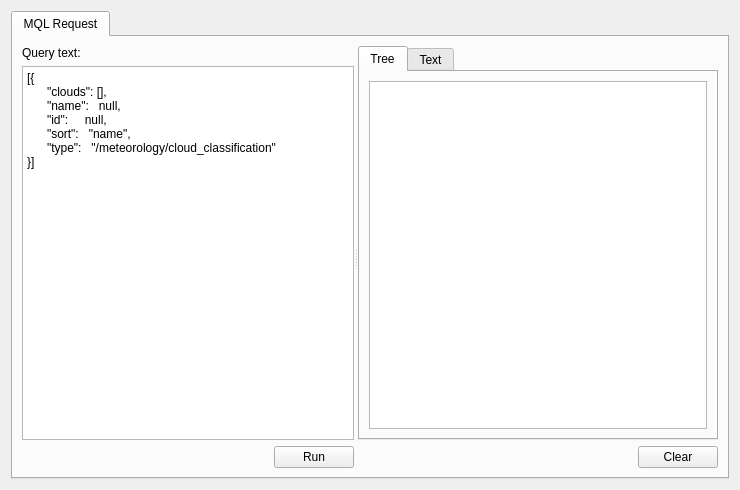
Qt form form.ui (tranter/qt-google-freebase) before a commit.
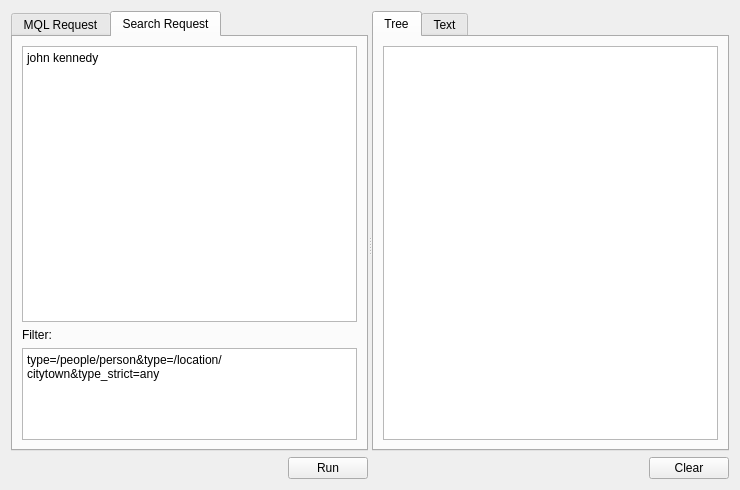
The same form after that commit. The open tabs and pages were chosen to show the change.

Commit message: Implement Search API request

```diff
--- a/form.ui
+++ b/form.ui
@@ -13,25 +13,25 @@
   <property name="windowTitle">
    <string>Form</string>
   </property>
-  <layout class="QHBoxLayout" name="horizontalLayout_3">
+  <layout class="QVBoxLayout" name="verticalLayout_10">
    <item>
-    <widget class="QTabWidget" name="tabWidget">
+    <widget class="QSplitter" name="splitter">
+     <property name="orientation">
+      <enum>Qt::Horizontal</enum>
+     </property>
+     <widget class="QWidget" name="layoutWidget">
+      <layout class="QVBoxLayout" name="verticalLayout_9">
+       <item>
+        <widget class="QTabWidget" name="tabQuery">
      <property name="currentIndex">
-      <number>0</number>
-     </property>
-     <widget class="QWidget" name="tabMain">
+          <number>1</number>
+         </property>
+         <widget class="QWidget" name="tabMql">
       <attribute name="title">
        <string>MQL Request</string>
       </attribute>
       <layout class="QVBoxLayout" name="verticalLayout_7">
        <item>
-        <widget class="QSplitter" name="splitter">
-         <property name="orientation">
-          <enum>Qt::Horizontal</enum>
-         </property>
-         <widget class="QWidget" name="layoutWidget">
-          <layout class="QVBoxLayout" name="verticalLayout_2">
-           <item>
             <widget class="QLabel" name="labelSearch">
              <property name="text">
               <string>Query text:</string>
@@ -39,7 +39,7 @@
             </widget>
            </item>
            <item>
-            <widget class="QPlainTextEdit" name="editQuery">
+            <widget class="QPlainTextEdit" name="editMqlQuery">
              <property name="lineWrapMode">
               <enum>QPlainTextEdit::NoWrap</enum>
              </property>
@@ -57,6 +57,42 @@
              </property>
             </widget>
            </item>
+          </layout>
+         </widget>
+         <widget class="QWidget" name="tabSearch">
+          <attribute name="title">
+           <string>Search Request</string>
+          </attribute>
+          <layout class="QVBoxLayout" name="verticalLayout_2">
+           <item>
+            <layout class="QVBoxLayout" name="verticalLayout_8" stretch="3,0,1">
+             <item>
+              <widget class="QPlainTextEdit" name="editSearchQuery">
+               <property name="plainText">
+                <string>john kennedy</string>
+               </property>
+              </widget>
+             </item>
+             <item>
+              <widget class="QLabel" name="label">
+               <property name="text">
+                <string>Filter:</string>
+               </property>
+              </widget>
+             </item>
+             <item>
+              <widget class="QPlainTextEdit" name="editSearchFilter">
+               <property name="plainText">
+                <string>type=/people/person&amp;type=/location/citytown&amp;type_strict=any</string>
+               </property>
+              </widget>
+             </item>
+            </layout>
+           </item>
+          </layout>
+         </widget>
+        </widget>
+       </item>
            <item>
             <layout class="QHBoxLayout" name="horizontalLayout_2">
              <item>
@@ -86,9 +122,9 @@
          <widget class="QWidget" name="layoutWidget">
           <layout class="QVBoxLayout" name="verticalLayout_6">
            <item>
-            <widget class="QTabWidget" name="tabQuery">
+        <widget class="QTabWidget" name="tabReply">
              <property name="currentIndex">
-              <number>0</number>
+          <number>1</number>
              </property>
              <widget class="QWidget" name="tabTree">
               <attribute name="title">
@@ -98,7 +134,11 @@
                <item>
                 <layout class="QVBoxLayout" name="verticalLayout_4">
                  <item>
-                  <widget class="QTreeView" name="treeMqlReply"/>
+              <widget class="QTreeView" name="treeMqlReply">
+               <property name="headerHidden">
+                <bool>true</bool>
+               </property>
+              </widget>
                  </item>
                 </layout>
                </item>
@@ -153,10 +193,6 @@
               </widget>
              </item>
             </layout>
-           </item>
-          </layout>
-         </widget>
-        </widget>
        </item>
       </layout>
      </widget>
```
Lines whose indentation alone changed are shown as unchanged. The commit also changes 8 other files.
